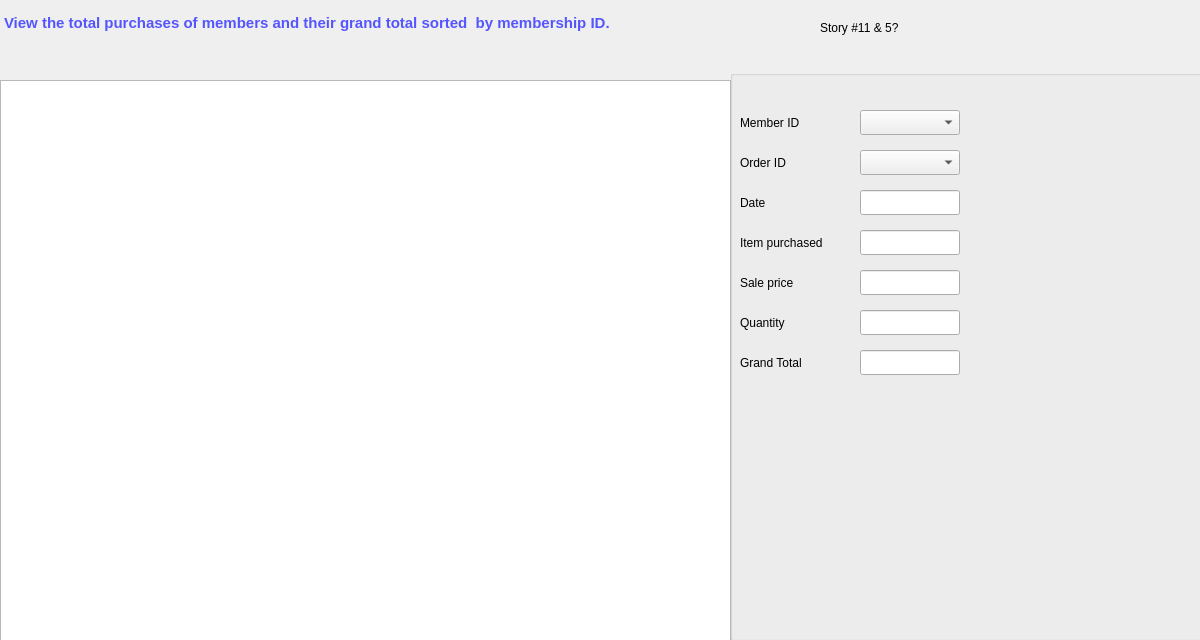
This is BulkClub/mMemberPurchases.ui in JShinozuka/Project2 as Qt 5 draws it before an edit. The edited form follows.
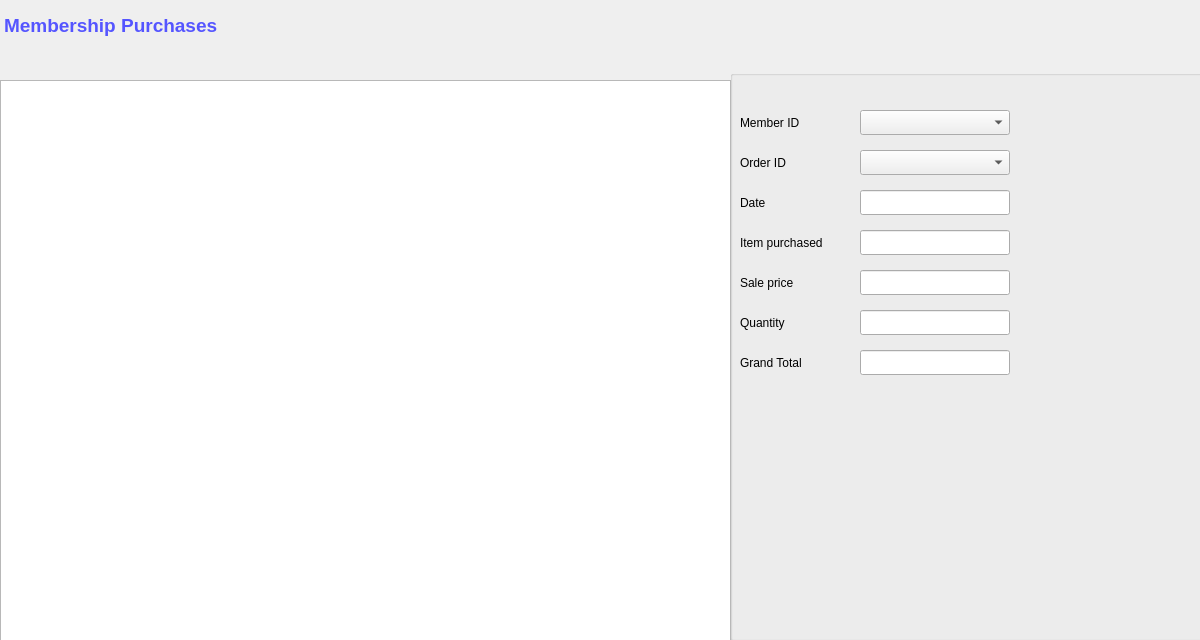
This is the edited form. Icons and pictures are not drawn.

```diff
--- a/BulkClub/mMemberPurchases.ui
+++ b/BulkClub/mMemberPurchases.ui
@@ -43,13 +43,16 @@
      <rect>
       <x>130</x>
       <y>40</y>
-      <width>100</width>
+      <width>150</width>
       <height>25</height>
      </rect>
     </property>
     <property name="styleSheet">
      <string notr="true">font: 87 8pt &quot;Arial Black&quot;;</string>
     </property>
+    <property name="editable">
+     <bool>false</bool>
+    </property>
    </widget>
    <widget class="QLabel" name="MemberIDlabel">
     <property name="geometry">
@@ -88,26 +91,32 @@
      <rect>
       <x>130</x>
       <y>280</y>
-      <width>100</width>
+      <width>150</width>
       <height>25</height>
      </rect>
     </property>
     <property name="styleSheet">
      <string notr="true">font: 87 8pt &quot;Arial Black&quot;;</string>
     </property>
+    <property name="readOnly">
+     <bool>true</bool>
+    </property>
    </widget>
    <widget class="QLineEdit" name="dateLineEdit">
     <property name="geometry">
      <rect>
       <x>130</x>
       <y>120</y>
-      <width>100</width>
+      <width>150</width>
       <height>25</height>
      </rect>
     </property>
     <property name="styleSheet">
      <string notr="true">font: 87 8pt &quot;Arial Black&quot;;</string>
     </property>
+    <property name="readOnly">
+     <bool>true</bool>
+    </property>
    </widget>
    <widget class="QLabel" name="MemberIDlabel_2">
     <property name="geometry">
@@ -130,13 +139,16 @@
      <rect>
       <x>130</x>
       <y>160</y>
-      <width>100</width>
+      <width>150</width>
       <height>25</height>
      </rect>
     </property>
     <property name="styleSheet">
      <string notr="true">font: 87 8pt &quot;Arial Black&quot;;</string>
     </property>
+    <property name="readOnly">
+     <bool>true</bool>
+    </property>
    </widget>
    <widget class="QLabel" name="MemberIDlabel_3">
     <property name="geometry">
@@ -159,13 +171,16 @@
      <rect>
       <x>130</x>
       <y>200</y>
-      <width>100</width>
+      <width>150</width>
       <height>25</height>
      </rect>
     </property>
     <property name="styleSheet">
      <string notr="true">font: 87 8pt &quot;Arial Black&quot;;</string>
     </property>
+    <property name="readOnly">
+     <bool>true</bool>
+    </property>
    </widget>
    <widget class="QLabel" name="MemberIDlabel_4">
     <property name="geometry">
@@ -188,13 +203,16 @@
      <rect>
       <x>130</x>
       <y>240</y>
-      <width>100</width>
+      <width>150</width>
       <height>25</height>
      </rect>
     </property>
     <property name="styleSheet">
      <string notr="true">font: 87 8pt &quot;Arial Black&quot;;</string>
     </property>
+    <property name="readOnly">
+     <bool>true</bool>
+    </property>
    </widget>
    <widget class="QLabel" name="MemberIDlabel_5">
     <property name="geometry">
@@ -217,7 +235,7 @@
      <rect>
       <x>130</x>
       <y>80</y>
-      <width>100</width>
+      <width>150</width>
       <height>25</height>
      </rect>
     </property>
@@ -255,25 +273,15 @@
     <string notr="true">background: transparent;
 border: 0px;</string>
    </property>
+   <property name="readOnly">
+    <bool>true</bool>
+   </property>
    <property name="html">
     <string>&lt;!DOCTYPE HTML PUBLIC &quot;-//W3C//DTD HTML 4.0//EN&quot; &quot;http://www.w3.org/TR/REC-html40/strict.dtd&quot;&gt;
 &lt;html&gt;&lt;head&gt;&lt;meta name=&quot;qrichtext&quot; content=&quot;1&quot; /&gt;&lt;style type=&quot;text/css&quot;&gt;
 p, li { white-space: pre-wrap; }
-&lt;/style&gt;&lt;/head&gt;&lt;body style=&quot; font-family:'MS Shell Dlg 2'; font-size:7.8pt; font-weight:400; font-style:normal;&quot;&gt;
-&lt;p style=&quot; margin-top:0px; margin-bottom:0px; margin-left:0px; margin-right:0px; -qt-block-indent:0; text-indent:0px;&quot;&gt;&lt;span style=&quot; font-size:11pt; font-weight:600; color:#5555ff;&quot;&gt;View the total purchases of members and their grand total sorted  by membership ID.&lt;/span&gt;&lt;/p&gt;&lt;/body&gt;&lt;/html&gt;</string>
-   </property>
-  </widget>
-  <widget class="QLabel" name="label">
-   <property name="geometry">
-    <rect>
-     <x>820</x>
-     <y>20</y>
-     <width>141</width>
-     <height>16</height>
-    </rect>
-   </property>
-   <property name="text">
-    <string>Story #11 &amp; 5?</string>
+&lt;/style&gt;&lt;/head&gt;&lt;body style=&quot; font-family:'MS Shell Dlg 2'; font-size:8pt; font-weight:400; font-style:normal;&quot;&gt;
+&lt;p style=&quot; margin-top:0px; margin-bottom:0px; margin-left:0px; margin-right:0px; -qt-block-indent:0; text-indent:0px;&quot;&gt;&lt;span style=&quot; font-size:14pt; font-weight:600; color:#5555ff;&quot;&gt;Membership Purchases&lt;/span&gt;&lt;/p&gt;&lt;/body&gt;&lt;/html&gt;</string>
    </property>
   </widget>
  </widget>
```
Left out of the diff: 3 changed lines with no effect on the pictures.
